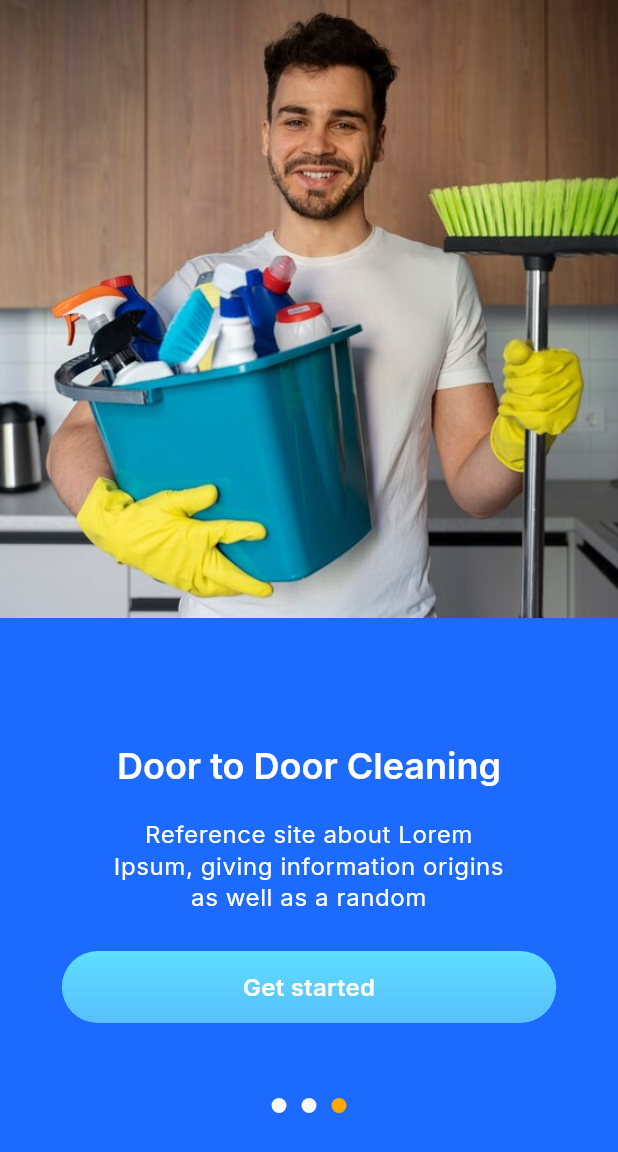
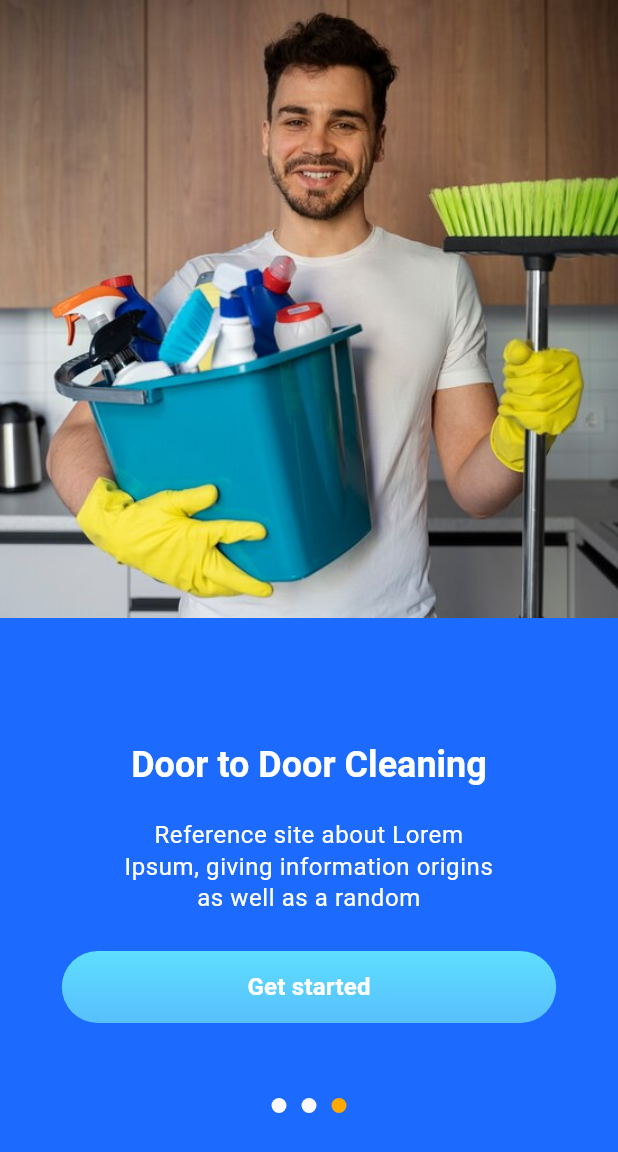
Before and after one commit to rishiakbari/NPC, a Flutter app: the screen it shows after launch, swiped to page 3, on a phone screen of 412 x 824 dp. Shown: the top 1152 px of the screen. Run offline on Flutter 3.47's test engine with Material 3 defaults, Android fonts, the phone set to English and light mode, and no system bars; our stand-ins replace country_code_picker, get, google_fonts, shared_preferences.

Commit message:
Minor changes

```diff
--- a/lib/main.dart
+++ b/lib/main.dart
@@ -1,6 +1,8 @@
 import 'package:flutter/material.dart';
 import 'package:flutter/services.dart';
+import 'package:npc/screens/login_with_phone_number_screen.dart';
 import 'package:npc/screens/sign_in_screen.dart';
+import 'package:npc/screens/sign_up_screen.dart';
 import 'package:npc/screens/splash_screen.dart';
 import 'package:npc/screens/welcome_login_screen.dart';
 import 'package:npc/screens/welcome_screen.dart';
@@ -33,6 +35,8 @@ class MyApp extends StatelessWidget {
         WelcomeLoginScreen.routeName :(context) =>  const WelcomeLoginScreen(),
         WelcomeV2LoginScreen.routeName :(context) =>  const WelcomeV2LoginScreen(),
         SignInScreen.routeName :(context) =>  const SignInScreen(),
+        SignUpScreen.routeName :(context) =>  const SignUpScreen(),
+        LoginWithPhoneNumberScreen.routeName :(context) =>  const LoginWithPhoneNumberScreen(),
       },
     );
   }
--- a/lib/screens/welcome_v2_login_screen.dart
+++ b/lib/screens/welcome_v2_login_screen.dart
@@ -63,7 +63,7 @@ class _WelcomeV2LoginScreenState extends State<WelcomeV2LoginScreen> {
                       textColor: Colorz.simpleText,
                       isGradient: true,
                       onPressed: () {
-                        Navigator.pushNamed(context, '/sign-in-screen');
+                        Navigator.pushNamed(context, '/sign-up-screen');
                       },
                     ),
                     const SizedBox(height: 20.0),
--- a/lib/utils/app_theme.dart
+++ b/lib/utils/app_theme.dart
@@ -1,6 +1,6 @@
 import 'package:flutter/material.dart';
+import 'package:google_fonts/google_fonts.dart';
 import 'package:npc/utils/colorz.dart';
-import 'package:google_fonts/google_fonts.dart';
 
 ThemeData buildThemeData(BuildContext context) {
   return ThemeData(
@@ -41,7 +41,7 @@ ThemeData buildThemeData(BuildContext context) {
       ),
     ),
     textSelectionTheme: const TextSelectionThemeData(
-      cursorColor: Colorz.main,
+      cursorColor: Colorz.textSelection,
       selectionColor: Colorz.textSelection,
       selectionHandleColor: Colorz.main,
     ),
@@ -69,6 +69,19 @@ ThemeData buildThemeData(BuildContext context) {
         ),
       ),
     ),
-    textTheme: GoogleFonts.interTextTheme().copyWith(),
+    textTheme: GoogleFonts.robotoTextTheme().copyWith(
+      bodyMedium: GoogleFonts.roboto(),
+      bodyLarge: GoogleFonts.roboto(),
+      bodySmall: GoogleFonts.roboto(),
+      headlineLarge: GoogleFonts.roboto(),
+      headlineMedium: GoogleFonts.roboto(),
+      headlineSmall: GoogleFonts.roboto(),
+      titleLarge: GoogleFonts.roboto(),
+      titleMedium: GoogleFonts.roboto(),
+      titleSmall: GoogleFonts.roboto(),
+      displayLarge: GoogleFonts.roboto(),
+      displayMedium: GoogleFonts.roboto(),
+      displaySmall: GoogleFonts.roboto(),
+    ),
   );
 }
--- a/lib/utils/colorz.dart
+++ b/lib/utils/colorz.dart
@@ -16,6 +16,13 @@ class Colorz {
   static const redText = Color(0xFFFE2121);
   static const simpleText = Color(0xFFFFFFFF);
 
+  static const dialogBackgroundGradientOne = Color(0xFF262626);
+  static const dialogBackgroundGradientTwo = Color(0xFF0D0D0D);
+  static const dialogBorder = Color(0x1AA4A4A4);
+
+  static const circleBackgroundGradiantOne = Color(0xFFA7E05F);
+  static const circleBackgroundGradiantTwox = Color(0xFF12AB97);
+
   static const buttonGradiantOne = Color(0xFF5EDEFF);
   static const buttonGradiantTwo = Color(0xFF58BFFC);
 
```
Also changed, not shown: lib/screens/sign_in_screen.dart (+11 -5 lines).
